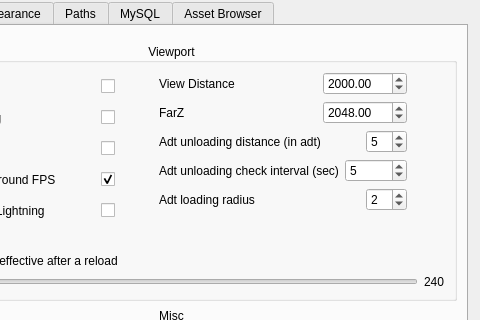
Old version of the form src/noggit/ui/windows/settingsPanel/SettingsPanel.ui in the repository Marlamin/noggit-red; both pictures show x 137 to 617 and y 0 to 320 of the 617 by 576 pixel window.
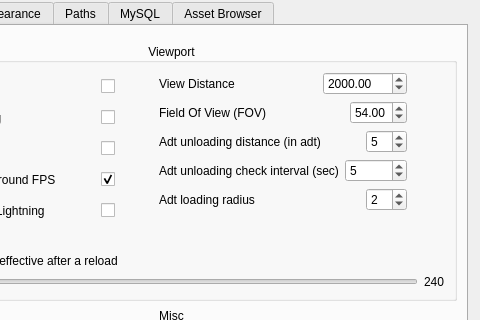
New version of the form. Icons and pictures are not drawn. Custom widgets are drawn as their Qt base class.

Commit message:
adspartan : noggit: ui: settings: unify render distance and far z settings
https://github.com/wowdev/noggit3/commit/aedf0f1bd32c32d71160251415db92f827e3e9b3
noggit: ui: settings: add fov
https://github.com/wowdev/noggit3/commit/5fb49d724226f74c19953cfc623997aece1d07d3

Patch:
```diff
--- a/src/noggit/ui/windows/settingsPanel/SettingsPanel.ui
+++ b/src/noggit/ui/windows/settingsPanel/SettingsPanel.ui
@@ -360,7 +360,7 @@
                        <item>
                         <widget class="QLabel" name="label_36">
                          <property name="text">
-                          <string>FarZ</string>
+                          <string>Field Of View (FOV)</string>
                          </property>
                         </widget>
                        </item>
@@ -378,12 +378,15 @@
                         </spacer>
                        </item>
                        <item>
-                        <widget class="QDoubleSpinBox" name="farZField">
+                        <widget class="QDoubleSpinBox" name="_fov">
+                         <property name="minimum">
+                          <double>10.000000000000000</double>
+                         </property>
                          <property name="maximum">
-                          <double>1048576.000000000000000</double>
+                          <double>90.000000000000000</double>
                          </property>
                          <property name="value">
-                          <double>2048.000000000000000</double>
+                          <double>54.000000000000000</double>
                          </property>
                         </widget>
                        </item>
```
Left out of the diff: 5 changed lines with no effect on the pictures. The commit also changes 9 other files.
